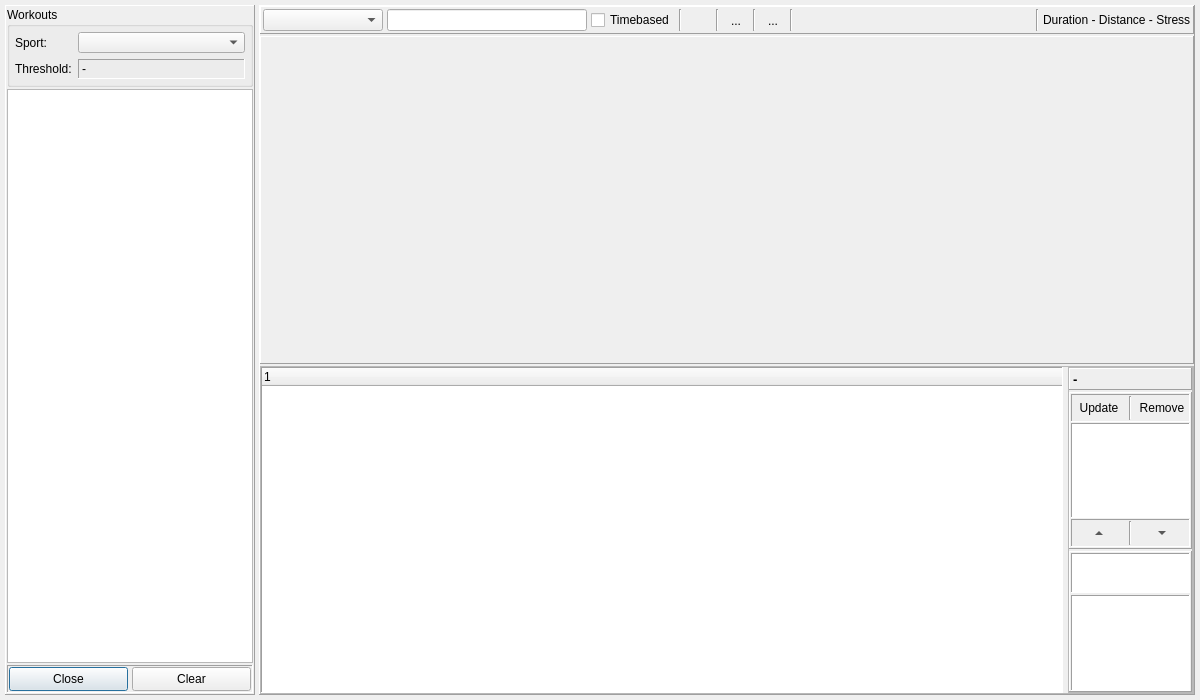
The window that dialog_workcreator.ui (Tria-Andy/WorkoutEditor) describes before a commit, drawn with Qt 5.
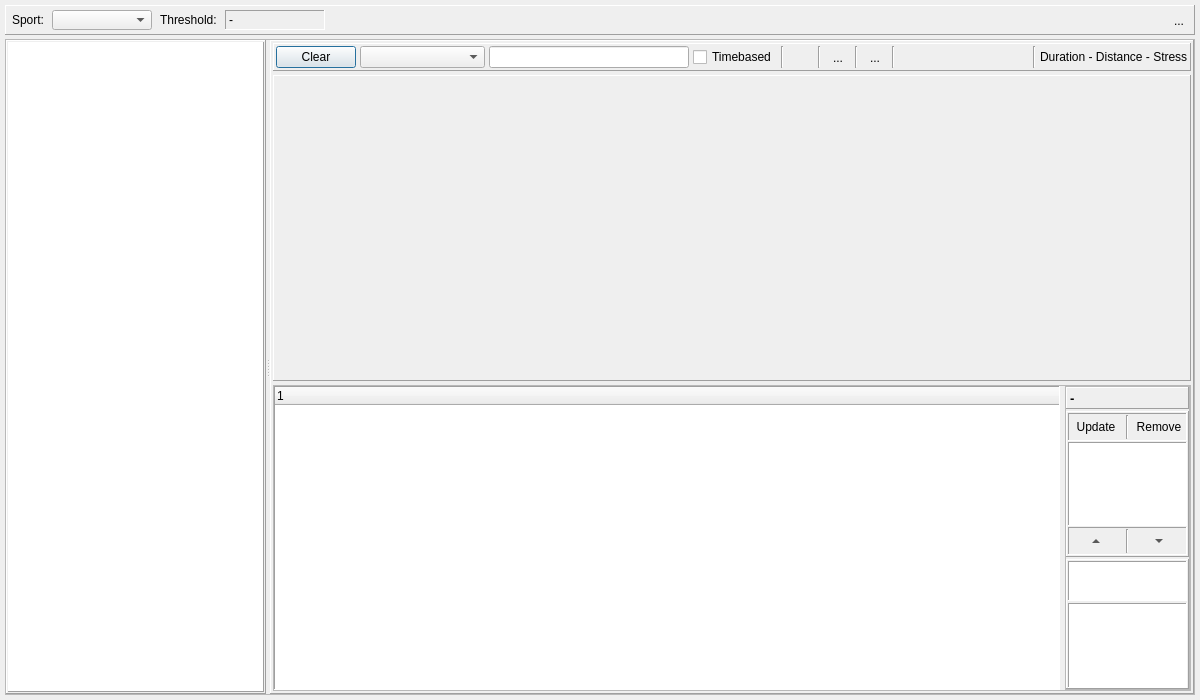
The same window after the commit. Icons and pictures are not drawn. Custom widgets are drawn as their Qt base class.

The edit to the form file:
```diff
--- a/dialog_workcreator.ui
+++ b/dialog_workcreator.ui
@@ -18,116 +18,93 @@
   <property name="windowTitle">
    <string>WorkoutCreator</string>
   </property>
+  <layout class="QVBoxLayout" name="verticalLayout_7">
+   <property name="spacing">
+    <number>4</number>
+   </property>
+   <property name="leftMargin">
+    <number>5</number>
+   </property>
+   <property name="topMargin">
+    <number>5</number>
+   </property>
+   <property name="rightMargin">
+    <number>5</number>
+   </property>
+   <property name="bottomMargin">
+    <number>5</number>
+   </property>
+   <item>
+    <widget class="QFrame" name="frame_header">
+     <property name="maximumSize">
+      <size>
+       <width>16777215</width>
+       <height>30</height>
+      </size>
+     </property>
+     <property name="frameShape">
+      <enum>QFrame::Panel</enum>
+     </property>
+     <property name="frameShadow">
+      <enum>QFrame::Raised</enum>
+     </property>
   <layout class="QHBoxLayout" name="horizontalLayout">
    <property name="spacing">
-    <number>4</number>
+       <number>8</number>
    </property>
    <property name="leftMargin">
-    <number>5</number>
+       <number>6</number>
    </property>
    <property name="topMargin">
-    <number>5</number>
+       <number>4</number>
    </property>
    <property name="rightMargin">
-    <number>5</number>
+       <number>4</number>
    </property>
    <property name="bottomMargin">
-    <number>5</number>
+       <number>4</number>
    </property>
    <item>
-    <widget class="QFrame" name="frame_select">
-     <property name="sizePolicy">
-      <sizepolicy hsizetype="Preferred" vsizetype="Preferred">
-       <horstretch>1</horstretch>
-       <verstretch>0</verstretch>
-      </sizepolicy>
-     </property>
-     <property name="maximumSize">
-      <size>
-       <width>250</width>
-       <height>16777215</height>
-      </size>
-     </property>
-     <property name="frameShape">
-      <enum>QFrame::Panel</enum>
-     </property>
-     <property name="frameShadow">
-      <enum>QFrame::Raised</enum>
-     </property>
-     <layout class="QVBoxLayout" name="verticalLayout">
-      <property name="spacing">
-       <number>2</number>
-      </property>
-      <property name="leftMargin">
-       <number>1</number>
-      </property>
-      <property name="topMargin">
-       <number>1</number>
-      </property>
-      <property name="rightMargin">
-       <number>1</number>
-      </property>
-      <property name="bottomMargin">
-       <number>1</number>
-      </property>
-      <item>
-       <widget class="QGroupBox" name="groupBox">
-        <property name="sizePolicy">
-         <sizepolicy hsizetype="Preferred" vsizetype="Preferred">
-          <horstretch>0</horstretch>
-          <verstretch>1</verstretch>
-         </sizepolicy>
-        </property>
-        <property name="maximumSize">
-         <size>
-          <width>16777215</width>
-          <height>80</height>
-         </size>
-        </property>
-        <property name="title">
-         <string>Workouts</string>
-        </property>
-        <layout class="QFormLayout" name="formLayout">
-         <property name="leftMargin">
-          <number>5</number>
-         </property>
-         <property name="topMargin">
-          <number>5</number>
-         </property>
-         <property name="rightMargin">
-          <number>5</number>
-         </property>
-         <property name="bottomMargin">
-          <number>5</number>
-         </property>
-         <item row="0" column="0">
           <widget class="QLabel" name="label">
            <property name="text">
             <string>Sport:</string>
            </property>
           </widget>
          </item>
-         <item row="0" column="1">
-          <widget class="QComboBox" name="comboBox_sport"/>
-         </item>
-         <item row="1" column="0">
+      <item>
+       <widget class="QComboBox" name="comboBox_sport">
+        <property name="minimumSize">
+         <size>
+          <width>100</width>
+          <height>0</height>
+         </size>
+        </property>
+        <property name="maximumSize">
+         <size>
+          <width>150</width>
+          <height>16777215</height>
+         </size>
+        </property>
+       </widget>
+      </item>
+      <item>
           <widget class="QLabel" name="label_2">
            <property name="text">
             <string>Threshold:</string>
            </property>
           </widget>
          </item>
-         <item row="1" column="1">
+      <item>
           <widget class="QLabel" name="label_threshold">
            <property name="minimumSize">
             <size>
-             <width>0</width>
+          <width>100</width>
              <height>20</height>
             </size>
            </property>
            <property name="maximumSize">
             <size>
-             <width>16777215</width>
+          <width>150</width>
              <height>20</height>
             </size>
            </property>
@@ -142,96 +119,155 @@
            </property>
           </widget>
          </item>
+      <item>
+       <spacer name="horizontalSpacer_2">
+        <property name="orientation">
+         <enum>Qt::Horizontal</enum>
+        </property>
+        <property name="sizeHint" stdset="0">
+         <size>
+          <width>40</width>
+          <height>20</height>
+         </size>
+        </property>
+       </spacer>
+      </item>
+      <item>
+       <widget class="QToolButton" name="toolButton_close">
+        <property name="minimumSize">
+         <size>
+          <width>22</width>
+          <height>22</height>
+         </size>
+        </property>
+        <property name="maximumSize">
+         <size>
+          <width>22</width>
+          <height>22</height>
+         </size>
+        </property>
+        <property name="toolTip">
+         <string>Close</string>
+        </property>
+        <property name="text">
+         <string>...</string>
+        </property>
+        <property name="icon">
+         <iconset resource="resources.qrc">
+          <normaloff>:/images/icons/Close.png</normaloff>:/images/icons/Close.png</iconset>
+        </property>
+        <property name="iconSize">
+         <size>
+          <width>18</width>
+          <height>18</height>
+         </size>
+        </property>
+        <property name="autoRaise">
+         <bool>true</bool>
+        </property>
+       </widget>
+      </item>
         </layout>
        </widget>
       </item>
+   <item>
+    <widget class="QFrame" name="frame_workouts">
+     <property name="frameShape">
+      <enum>QFrame::StyledPanel</enum>
+     </property>
+     <property name="frameShadow">
+      <enum>QFrame::Raised</enum>
+     </property>
+     <layout class="QHBoxLayout" name="horizontalLayout_6">
+      <property name="spacing">
+       <number>2</number>
+      </property>
+      <property name="leftMargin">
+       <number>0</number>
+      </property>
+      <property name="topMargin">
+       <number>0</number>
+      </property>
+      <property name="rightMargin">
+       <number>0</number>
+      </property>
+      <property name="bottomMargin">
+       <number>0</number>
+      </property>
+      <item>
+       <widget class="QSplitter" name="splitter">
+        <property name="orientation">
+         <enum>Qt::Horizontal</enum>
+        </property>
+        <widget class="QFrame" name="frame_workList">
+         <property name="minimumSize">
+          <size>
+           <width>250</width>
+           <height>0</height>
+          </size>
+         </property>
+         <property name="maximumSize">
+          <size>
+           <width>300</width>
+           <height>16777215</height>
+          </size>
+         </property>
+         <property name="frameShape">
+          <enum>QFrame::Panel</enum>
+         </property>
+         <property name="frameShadow">
+          <enum>QFrame::Raised</enum>
+         </property>
+         <layout class="QHBoxLayout" name="horizontalLayout_7">
+          <property name="spacing">
+           <number>1</number>
+          </property>
+          <property name="leftMargin">
+           <number>1</number>
+          </property>
+          <property name="topMargin">
+           <number>1</number>
+          </property>
+          <property name="rightMargin">
+           <number>1</number>
+          </property>
+          <property name="bottomMargin">
+           <number>1</number>
+          </property>
       <item>
        <widget class="QListView" name="listView_workouts">
         <property name="sizePolicy">
          <sizepolicy hsizetype="Expanding" vsizetype="Expanding">
           <horstretch>0</horstretch>
-          <verstretch>3</verstretch>
-         </sizepolicy>
-        </property>
-       </widget>
-      </item>
-      <item>
-       <widget class="QFrame" name="frame">
+              <verstretch>0</verstretch>
+             </sizepolicy>
+            </property>
+            <property name="minimumSize">
+             <size>
+              <width>250</width>
+              <height>0</height>
+             </size>
+            </property>
+            <property name="maximumSize">
+             <size>
+              <width>300</width>
+              <height>16777215</height>
+             </size>
+            </property>
         <property name="frameShape">
          <enum>QFrame::Panel</enum>
         </property>
         <property name="frameShadow">
-         <enum>QFrame::Sunken</enum>
-        </property>
-        <layout class="QHBoxLayout" name="horizontalLayout_6">
-         <property name="spacing">
-          <number>4</number>
-         </property>
-         <property name="leftMargin">
-          <number>1</number>
-         </property>
-         <property name="topMargin">
-          <number>1</number>
-         </property>
-         <property name="rightMargin">
-          <number>1</number>
-         </property>
-         <property name="bottomMargin">
-          <number>1</number>
-         </property>
-         <item>
-          <widget class="QPushButton" name="pushButton_close">
-           <property name="minimumSize">
-            <size>
-             <width>0</width>
-             <height>24</height>
-            </size>
-           </property>
-           <property name="maximumSize">
-            <size>
-             <width>16777215</width>
-             <height>24</height>
-            </size>
-           </property>
-           <property name="text">
-            <string>Close</string>
-           </property>
-          </widget>
-         </item>
-         <item>
-          <widget class="QPushButton" name="pushButton_clear">
-           <property name="minimumSize">
-            <size>
-             <width>0</width>
-             <height>24</height>
-            </size>
-           </property>
-           <property name="maximumSize">
-            <size>
-             <width>16777215</width>
-             <height>24</height>
-            </size>
-           </property>
-           <property name="text">
-            <string>Clear</string>
-           </property>
-           <property name="icon">
-            <iconset resource="resources.qrc">
-             <normaloff>:/images/icons/No.png</normaloff>:/images/icons/No.png</iconset>
-           </property>
-          </widget>
-         </item>
-        </layout>
-       </widget>
-      </item>
-     </layout>
-    </widget>
-   </item>
-   <item>
+             <enum>QFrame::Raised</enum>
+            </property>
+           </widget>
+          </item>
+         </layout>
+        </widget>
     <widget class="QFrame" name="frame_workout">
      <property name="sizePolicy">
       <sizepolicy hsizetype="Preferred" vsizetype="Preferred">
-       <horstretch>2</horstretch>
+           <horstretch>3</horstretch>
        <verstretch>0</verstretch>
       </sizepolicy>
      </property>
@@ -241,21 +277,21 @@
      <property name="frameShadow">
       <enum>QFrame::Raised</enum>
      </property>
-     <layout class="QVBoxLayout" name="verticalLayout_2">
+         <layout class="QVBoxLayout" name="verticalLayout">
       <property name="spacing">
-       <number>2</number>
+           <number>4</number>
       </property>
       <property name="leftMargin">
-       <number>0</number>
+           <number>2</number>
       </property>
       <property name="topMargin">
-       <number>0</number>
+           <number>2</number>
       </property>
       <property name="rightMargin">
-       <number>0</number>
+           <number>2</number>
       </property>
       <property name="bottomMargin">
-       <number>0</number>
+           <number>2</number>
       </property>
       <item>
        <widget class="QFrame" name="frame_info">
@@ -293,11 +329,34 @@
          <property name="bottomMargin">
           <number>2</number>
          </property>
+             <item>
+              <widget class="QPushButton" name="pushButton_clear">
+               <property name="minimumSize">
+                <size>
+                 <width>0</width>
+                 <height>0</height>
+                </size>
+               </property>
+               <property name="maximumSize">
+                <size>
+                 <width>16777215</width>
+                 <height>16777215</height>
+                </size>
+               </property>
+               <property name="text">
+                <string>Clear</string>
+               </property>
+               <property name="icon">
+                <iconset resource="resources.qrc">
+                 <normaloff>:/images/icons/No.png</normaloff>:/images/icons/No.png</iconset>
+               </property>
+              </widget>
+             </item>
          <item>
           <widget class="QComboBox" name="comboBox_code">
            <property name="minimumSize">
             <size>
-             <width>120</width>
+                 <width>125</width>
              <height>0</height>
             </size>
            </property>
@@ -313,7 +372,7 @@
           <widget class="QLineEdit" name="lineEdit_workoutname">
            <property name="minimumSize">
             <size>
-             <width>150</width>
+                 <width>200</width>
              <height>0</height>
             </size>
            </property>
@@ -523,7 +582,9 @@
           <number>0</number>
          </property>
          <item>
-          <widget class="QCustomPlot" name="widget_plot" native="true"/>
+              <widget class="QCustomPlot" name="widget_plot" native="true">
+               <zorder>frame_values</zorder>
+              </widget>
          </item>
         </layout>
        </widget>
@@ -959,6 +1020,10 @@
           </widget>
          </item>
         </layout>
+           </widget>
+          </item>
+         </layout>
+        </widget>
        </widget>
       </item>
      </layout>
```
Lines whose indentation alone changed are shown as unchanged.
